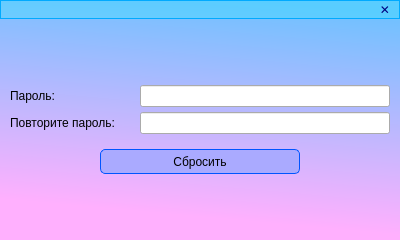
First picture: the form in forgotpassrepeat.ui, repository xterlo/msg, before the edit.
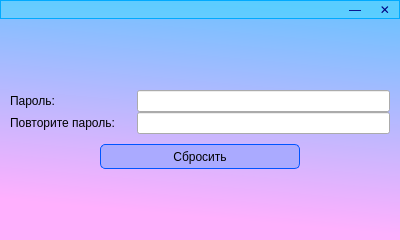
Second picture: the form after the edit.

Commit message: the minimize button + tray icon

What changed in the file:
```diff
--- a/forgotpassrepeat.ui
+++ b/forgotpassrepeat.ui
@@ -27,7 +27,7 @@
   </property>
   <layout class="QVBoxLayout" name="verticalLayout_2">
    <property name="spacing">
-    <number>5</number>
+    <number>0</number>
    </property>
    <property name="leftMargin">
     <number>0</number>
@@ -39,7 +39,7 @@
     <number>0</number>
    </property>
    <property name="bottomMargin">
-    <number>5</number>
+    <number>0</number>
    </property>
    <item>
     <widget class="QWidget" name="widget" native="true">
@@ -74,6 +74,47 @@
         </property>
        </widget>
       </item>
+      <item>
+       <widget class="QPushButton" name="Mini">
+        <property name="minimumSize">
+         <size>
+          <width>30</width>
+          <height>19</height>
+         </size>
+        </property>
+        <property name="maximumSize">
+         <size>
+          <width>30</width>
+          <height>19</height>
+         </size>
+        </property>
+        <property name="styleSheet">
+         <string notr="true">QPushButton
+{
+background-color:transparent;
+color: #000080; 
+
+	border: 0; 
+    outline-style: none;
+    outline-width: 0px !important;
+    outline-color: none !important;
+  }
+   QPushButton:hover {
+	color: rgb(255, 255, 255);
+    background-color:rgb(0, 170, 255);
+	border: 0; 
+    outline-style: none;
+    outline-width: 0px !important;
+    outline-color: none !important;
+   }
+
+</string>
+        </property>
+        <property name="text">
+         <string>―</string>
+        </property>
+       </widget>
+      </item>
       <item>
        <widget class="QPushButton" name="exitbutton">
         <property name="minimumSize">
```
The commit also changes 16 other files.
